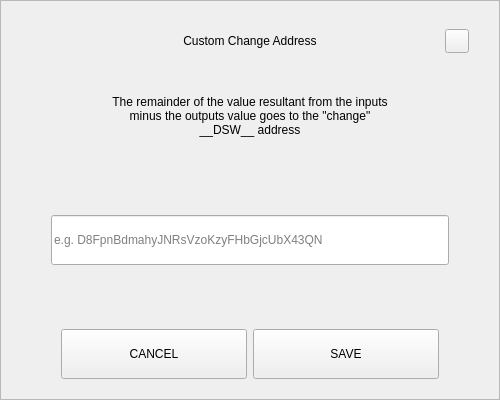
First picture: the form in src/qt/pivx/forms/sendchangeaddressdialog.ui, repository decenomy/DSW, before the edit.
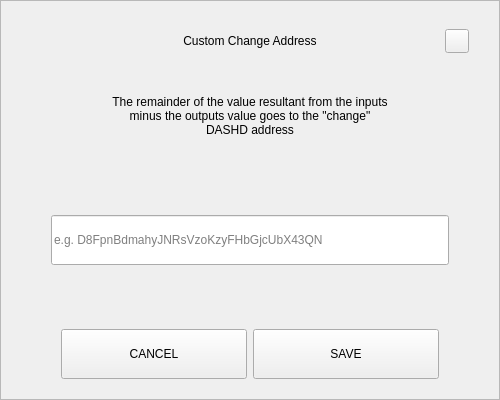
Second picture: the form after the edit.

```diff
--- a/src/qt/pivx/forms/sendchangeaddressdialog.ui
+++ b/src/qt/pivx/forms/sendchangeaddressdialog.ui
@@ -164,7 +164,7 @@
          </size>
         </property>
         <property name="text">
-         <string>The remainder of the value resultant from the inputs minus the outputs value goes to the &quot;change&quot; __DSW__ address</string>
+         <string>The remainder of the value resultant from the inputs minus the outputs value goes to the &quot;change&quot; DASHD address</string>
         </property>
         <property name="alignment">
          <set>Qt::AlignCenter</set>
```
